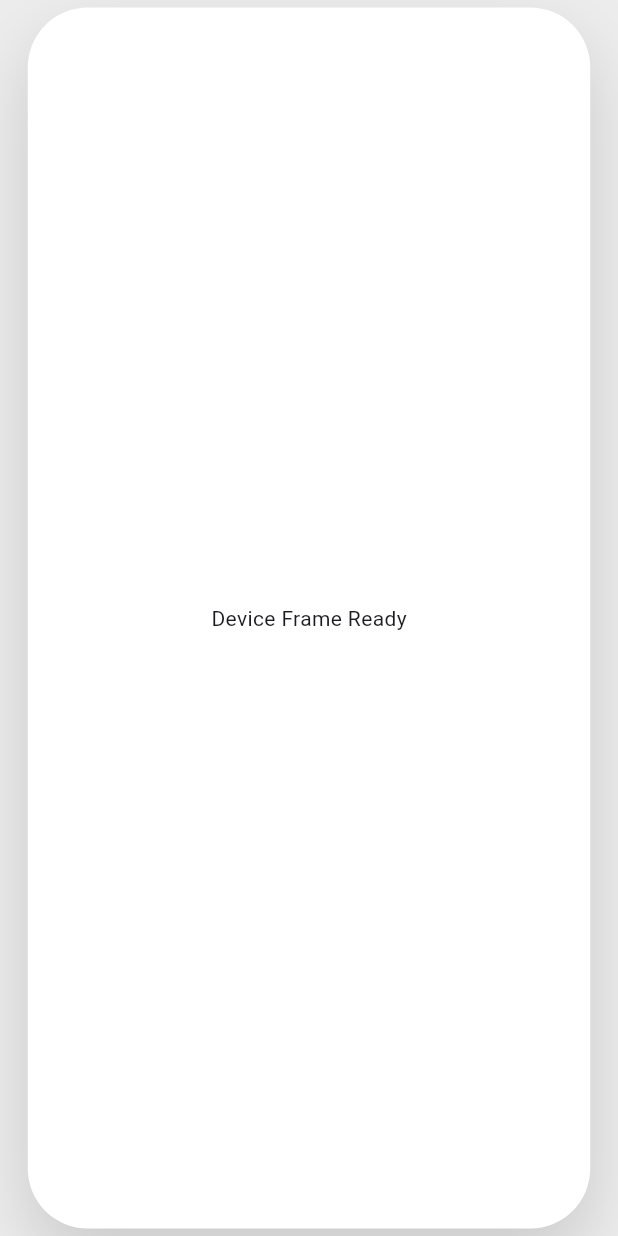
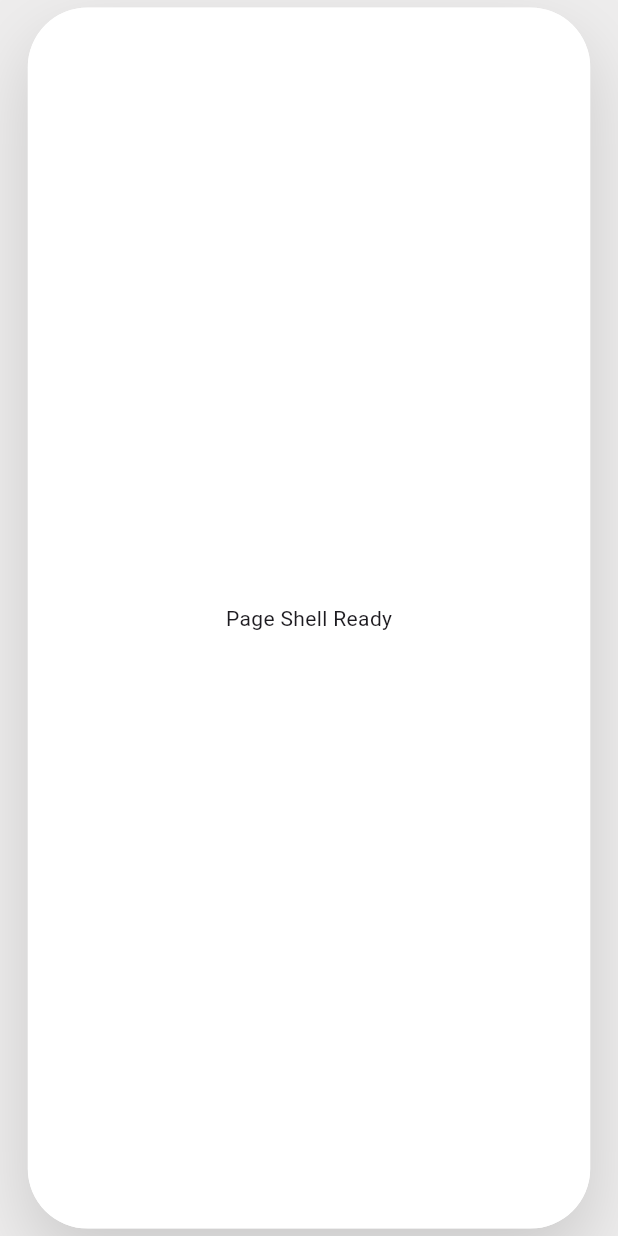
Before and after one commit to daneelsa31/full_product_page, a Flutter app: the screen it shows after launch, on a phone screen of 412 x 824 dp. Run offline on Flutter 3.47's test engine with Material 3 defaults, Android fonts, the phone set to English and light mode, and no system bars.

Commit message:
add ClipRRect for rounded content and define ProductDetailPage shell

```diff
--- a/lib/main.dart
+++ b/lib/main.dart
@@ -16,22 +16,38 @@ class ProductPreviewFrame extends StatelessWidget {
       backgroundColor: const Color.fromARGB(255, 238, 237, 237),
       body: Center(
         child: Container(
-          width: 375, // Your final spec
-          margin: const EdgeInsets.symmetric(vertical: 5), // Your final spec
+          width: 375,
+          margin: const EdgeInsets.symmetric(vertical: 5),
           decoration: BoxDecoration(
             color: Colors.white,
-            borderRadius: BorderRadius.circular(40), // Your final spec
+            borderRadius: BorderRadius.circular(40),
             boxShadow: [
               BoxShadow(
-                color: Colors.black.withOpacity(0.15), // Your final spec
+                color: Colors.black.withOpacity(0.15),
                 blurRadius: 40,
                 offset: const Offset(0, 20),
               ),
             ],
           ),
-          child: const Center(child: Text("Device Frame Ready")),
+          // --- NEW: Clipping the contents to match the 40px radius ---
+          child: ClipRRect(
+            borderRadius: BorderRadius.circular(40),
+            child: const ProductDetailPage(),
+          ),
         ),
       ),
     );
   }
 }
+
+class ProductDetailPage extends StatelessWidget {
+  const ProductDetailPage({super.key});
+
+  @override
+  Widget build(BuildContext context) {
+    return const Scaffold(
+      backgroundColor: Colors.white,
+      body: Center(child: Text("Page Shell Ready")),
+    );
+  }
+}
```
